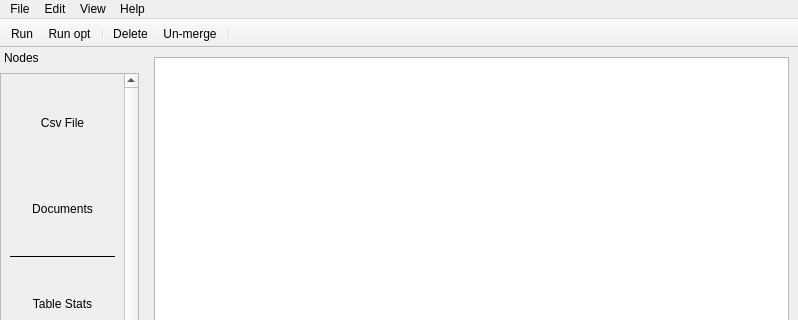
This is Raccoon/mainwindow.ui in Mihajlo-Ilic/Raccoon as Qt 5 draws it before an edit; both pictures show x 0 to 798 and y 0 to 320 of the 798 by 996 pixel window. The edited form follows.
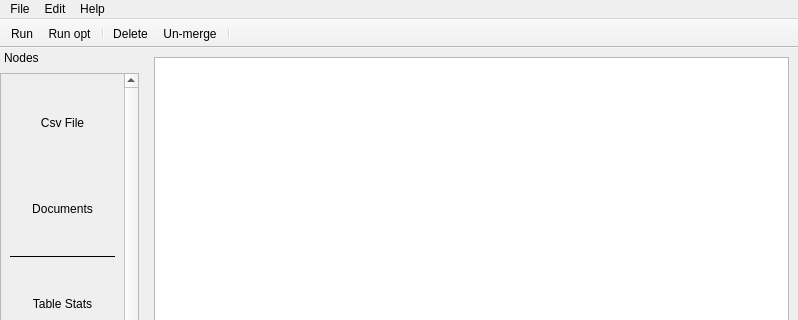
This is the edited form. Icons and pictures are not drawn.

```diff
--- a/Raccoon/mainwindow.ui
+++ b/Raccoon/mainwindow.ui
@@ -108,11 +108,8 @@
     <property name="title">
      <string>Edit</string>
     </property>
-   </widget>
-   <widget class="QMenu" name="menuView">
-    <property name="title">
-     <string>View</string>
-    </property>
+    <addaction name="actionUndo"/>
+    <addaction name="actionRedo"/>
    </widget>
    <widget class="QMenu" name="menuHelp">
     <property name="styleSheet">
@@ -124,7 +121,6 @@
    </widget>
    <addaction name="menuFile"/>
    <addaction name="menuEdit"/>
-   <addaction name="menuView"/>
    <addaction name="menuHelp"/>
   </widget>
   <widget class="QStatusBar" name="statusbar"/>
```
Left out of the diff: 50 changed lines with no effect on the pictures.
